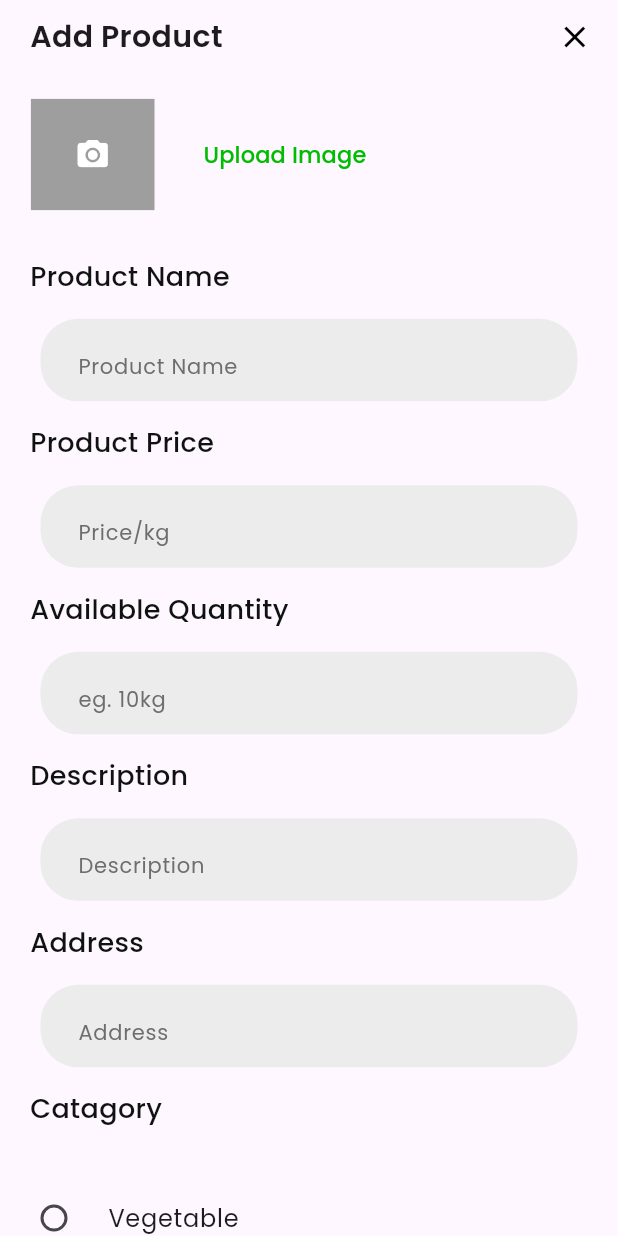
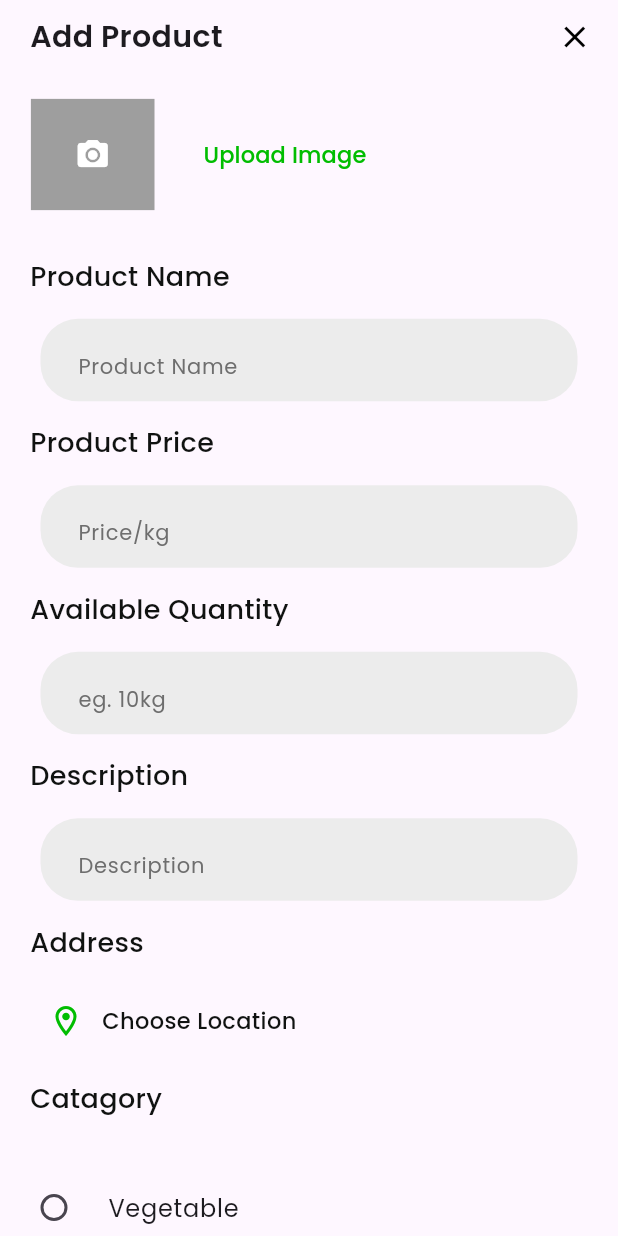
Before and after one commit to Mani1820/Green-Route, a Flutter app: the AddProductSheet widget shown alone on an empty page, opened directly with empty values, on a phone screen of 412 x 824 dp. Run offline on Flutter 3.47's test engine with Material 3 defaults, Android fonts, the phone set to English and light mode, and no system bars; our stand-ins replace carousel_slider, cloud_firestore, dismissible_page, firebase_auth, firebase_core, flutter_riverpod and 3 more; accounts and stored records are empty.

Commit message:
Update Android and iOS configurations, add location permissions, and integrate geolocation service

```diff
--- a/green_route/analysis_options.yaml
+++ b/green_route/analysis_options.yaml
@@ -7,6 +7,9 @@
 
 # The following line activates a set of recommended lints for Flutter apps,
 # packages, and plugins designed to encourage good coding practices.
+analyzer:
+  errors:
+    deprecated_member_use: ignore
 include: package:flutter_lints/flutter.yaml
 
 linter:
--- a/green_route/lib/Customer/Screen/Profile/views/profile_screen.dart
+++ b/green_route/lib/Customer/Screen/Profile/views/profile_screen.dart
@@ -1,8 +1,9 @@
 import 'package:firebase_auth/firebase_auth.dart';
 import 'package:flutter/material.dart';
 import 'package:green_route/Common/color_extension.dart';
-import 'package:green_route/Customer/Screen/Auth/Login/login_screen.dart';
 import 'package:green_route/Customer/Screen/Profile/views/edit_profile_screen.dart';
+
+import '../../Auth/roll_check_screen.dart';
 
 class ProfileScreen extends StatefulWidget {
   const ProfileScreen({super.key});
@@ -14,7 +15,7 @@ class ProfileScreen extends StatefulWidget {
 class _ProfileScreenState extends State<ProfileScreen> {
   void logout() {
     Navigator.of(context).pushAndRemoveUntil(
-        MaterialPageRoute(builder: (context) => const LoginScreen()),
+        MaterialPageRoute(builder: (context) => const RollCheckScreen()),
         (route) => false);
     FirebaseAuth.instance.signOut();
   }
--- a/green_route/lib/Customer/Screen/home/view/tab_screen.dart
+++ b/green_route/lib/Customer/Screen/home/view/tab_screen.dart
@@ -9,6 +9,7 @@ import 'package:green_route/Customer/Screen/home/view/home_screen.dart';
 
 class TabScreen extends StatefulWidget {
   const TabScreen({super.key});
+
 
   @override
   State<TabScreen> createState() => _TabScreenState();
--- a/green_route/lib/Farmer/Screen/Tab/widgets/add_product_sheet.dart
+++ b/green_route/lib/Farmer/Screen/Tab/widgets/add_product_sheet.dart
@@ -206,11 +206,34 @@ class _AddProductSheetState extends State<AddProductSheet> {
                   validator: productDescriptionValidator,
                 ),
                 Textlable(text: 'Address'),
-                RoundedTextField(
-                  hintText: 'Address',
-                  controller: locationController,
-                  validator: productLocationValidator,
+                Padding(
+                  padding: const EdgeInsets.symmetric(horizontal: 20),
+                  child: Row(
+                    children: [
+                      IconButton(
+                        onPressed: () {},
+                        icon: Icon(
+                          Icons.location_on_outlined,
+                          color: ColorExtension.primaryColor,
+                        ),
+                      ),
+                      Text(
+                        'Choose Location',
+                        style: TextStyle(
+                          fontFamily: 'poppins',
+                          fontSize: 15,
+                          fontWeight: FontWeight.w500,
+                          color: ColorExtension.primarytextColor,
+                        ),
+                      ),
+                    ],
+                  ),
                 ),
+                // RoundedTextField(
+                //   hintText: 'Address',
+                //   controller: locationController,
+                //   validator: productLocationValidator,
+                // ),
                 Textlable(text: 'Catagory'),
                 SizedBox(
                   height: size.height * 0.02,
--- a/green_route/pubspec.yaml
+++ b/green_route/pubspec.yaml
@@ -46,6 +46,8 @@ dependencies:
   intl: ^0.20.2
   uuid: ^4.5.1
   carousel_slider: ^5.0.0
+  flutter_osm_plugin: ^1.3.8
+  geolocator: ^14.0.0
 
 dev_dependencies:
   flutter_test:
```
Also changed, not shown: green_route/lib/Customer/Screen/Auth/Signup/signup_screen.dart (+16 -18 lines), green_route/lib/Customer/Screen/home/view/home_screen.dart (+32 -58 lines), green_route/lib/Farmer/Screen/Tab/home_screen.dart (+19 -8 lines), green_route/lib/core/service/location_service.dart (added, +20 -0 lines), green_route/lib/Customer/Screen/Location/add_address.dart (added), green_route/lib/Customer/Screen/Location/select_location.dart (added), green_route/pubspec.lock, 12 other files.
